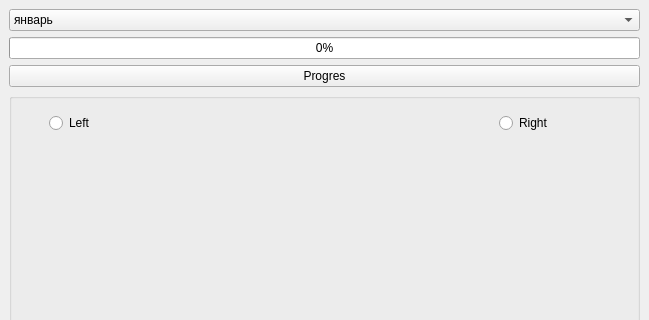
First picture: the form in QT4/untitled1/mainwindow.ui, repository tomass21-bit/QT, before the edit; both pictures show x 0 to 649 and y 0 to 320 of the 649 by 509 pixel window.
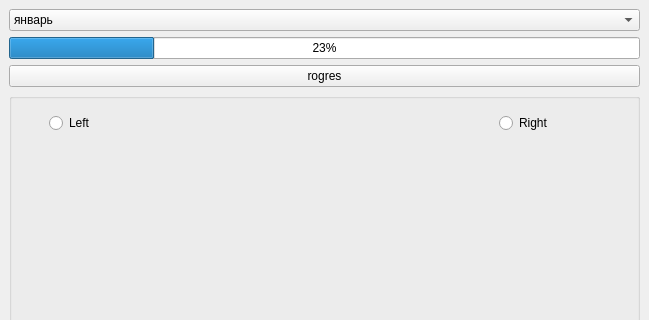
Second picture: the form after the edit.

Commit message: пункт2

The edit to the form file:
```diff
--- a/QT4/untitled1/mainwindow.ui
+++ b/QT4/untitled1/mainwindow.ui
@@ -47,20 +47,20 @@
     <item>
      <widget class="QProgressBar" name="progressBar">
       <property name="maximum">
-       <number>10</number>
+       <number>100</number>
       </property>
       <property name="value">
-       <number>0</number>
+       <number>23</number>
       </property>
      </widget>
     </item>
     <item>
      <widget class="QPushButton" name="PB_bar">
       <property name="text">
-       <string>Progres</string>
+       <string>rogres</string>
       </property>
       <property name="checkable">
-       <bool>true</bool>
+       <bool>false</bool>
       </property>
      </widget>
     </item>
```
The commit also changes 1 other file.
